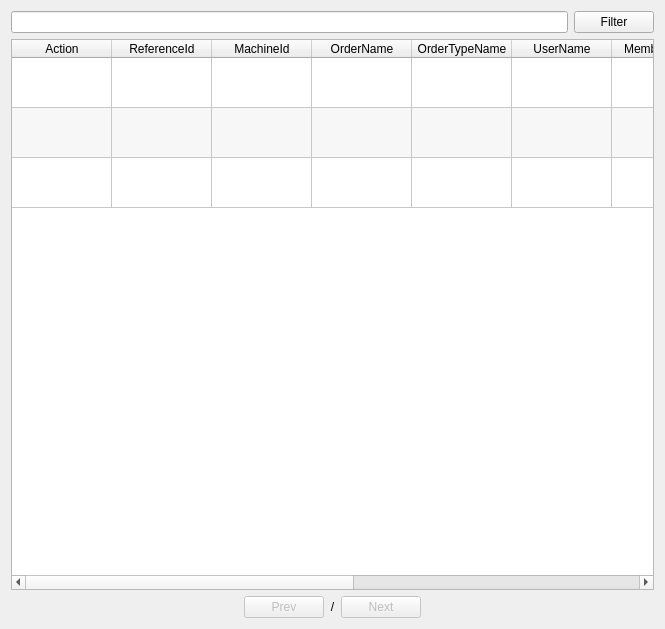
Qt form app/views/templates/ManageReceipt.ui (rondalefloyd/mts-pos) before a commit.
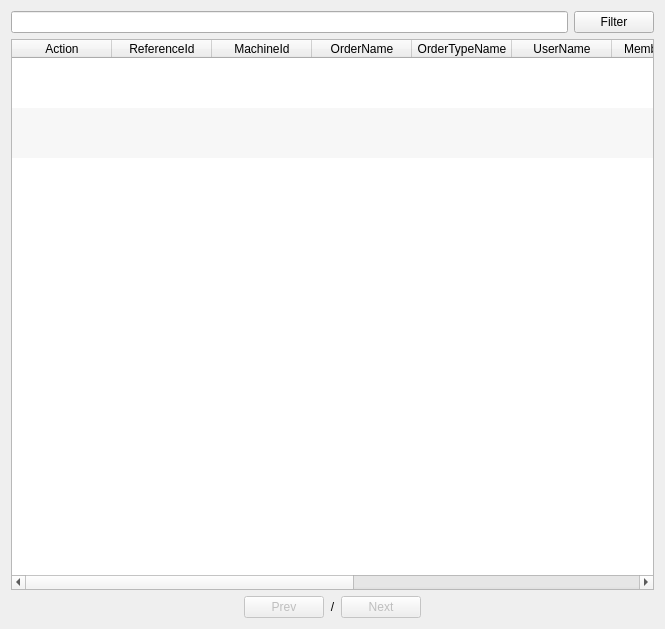
The same form after that commit.

```diff
--- a/app/views/templates/ManageReceipt.ui
+++ b/app/views/templates/ManageReceipt.ui
@@ -44,6 +44,9 @@
        <property name="horizontalScrollMode">
         <enum>QAbstractItemView::ScrollPerPixel</enum>
        </property>
+       <property name="showGrid">
+        <bool>false</bool>
+       </property>
        <property name="gridStyle">
         <enum>Qt::SolidLine</enum>
        </property>
```
